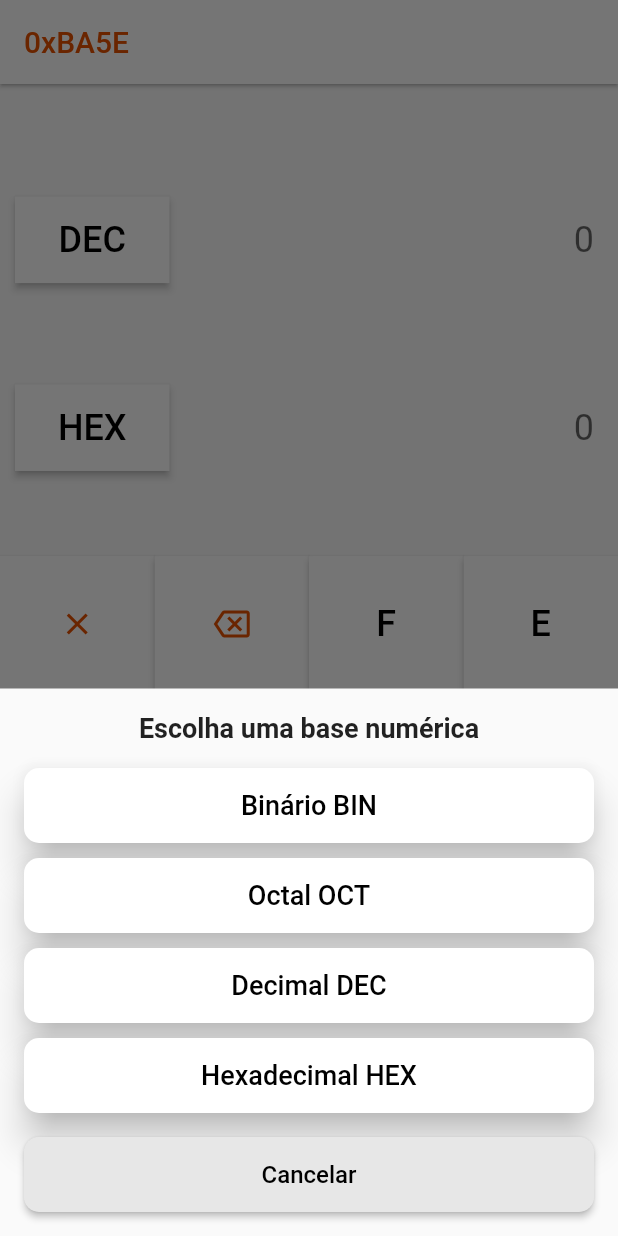
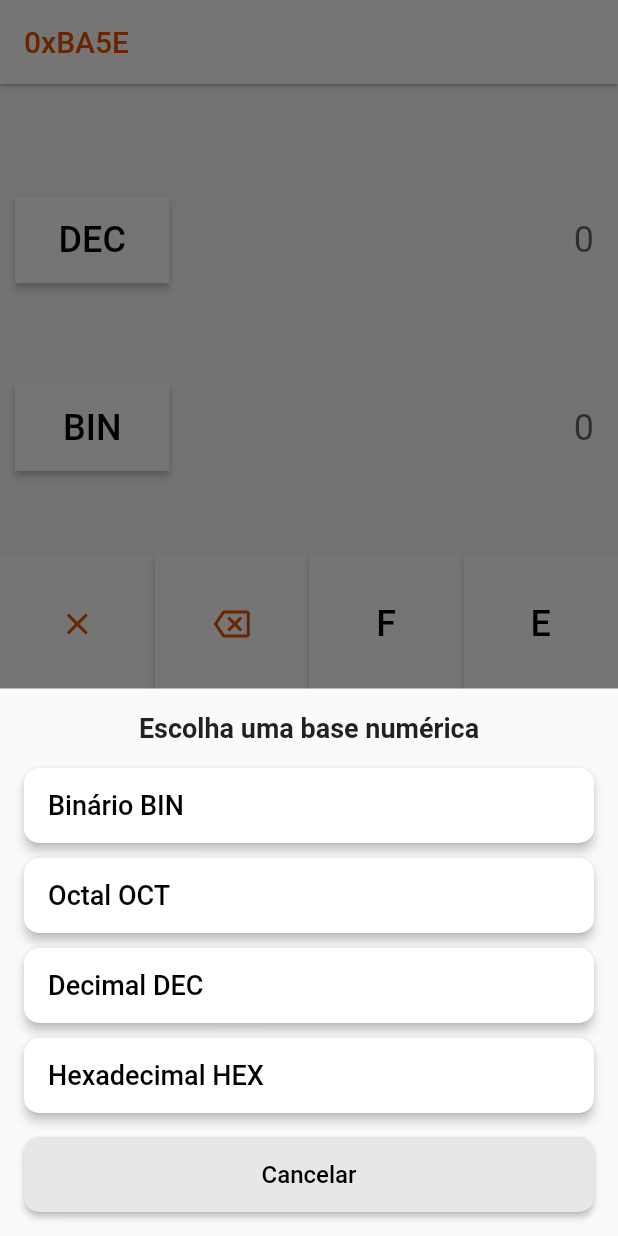
Before and after one commit to 0xV3nn/0xBA53, a Flutter app: the screen it shows after launch, after a tap on "DEC", on a phone screen of 412 x 824 dp. Run offline on Flutter 3.47's test engine with Material 2 defaults, Android fonts, the phone set to English and light mode, and no system bars.

Commit message:
Dynamic BaseChangeButton

```diff
--- a/lib/view/home_page.dart
+++ b/lib/view/home_page.dart
@@ -15,18 +15,58 @@ class _HomePageState extends State<HomePage> {
 
   final input_up = TextEditingController();
   final input_down = TextEditingController();
+  String baseButtonUp = 'DEC';
+  String baseButtonDown = 'BIN';
 
   @override
   void initState() {
-    // TODO: implement initState
     super.initState();
   }
 
-  void _basesModalSheet() {
+  void _basesModalSheetUp() {
     showModalBottomSheet(
       context: context,
-      builder: (context) => BasesModalSheet(),
+      builder: (context) => BasesModalSheet(
+        onButtonPressed: _onModalButtonPressedUp,
+      ),
     );
+  }
+
+  void _basesModalSheetDown() {
+    showModalBottomSheet(
+      context: context,
+      builder: (context) => BasesModalSheet(
+        onButtonPressed: _onModalButtonPressedDown,
+      ),
+    );
+  }
+
+  _onModalButtonPressedUp(String value) {
+    setState(() {
+      if (value == 'BIN') {
+        baseButtonUp = 'BIN';
+      } else if (value == 'OCT') {
+        baseButtonUp = 'OCT';
+      } else if (value == 'DEC') {
+        baseButtonUp = 'DEC';
+      } else if (value == 'HEX') {
+        baseButtonUp = 'HEX';
+      }
+    });
+  }
+
+  _onModalButtonPressedDown(String value) {
+    setState(() {
+      if (value == 'BIN') {
+        baseButtonDown = 'BIN';
+      } else if (value == 'OCT') {
+        baseButtonDown = 'OCT';
+      } else if (value == 'DEC') {
+        baseButtonDown = 'DEC';
+      } else if (value == 'HEX') {
+        baseButtonDown = 'HEX';
+      }
+    });
   }
 
   void _onKeyPressed(String value) {
@@ -57,15 +97,15 @@ class _HomePageState extends State<HomePage> {
             children: [
               Row(
                 children: [
-                  BaseChangeButton(label: "DEC", onKeyPressed: _basesModalSheet),
+                  BaseChangeButton(label: baseButtonUp, onKeyPressed: _basesModalSheetUp),
                   NumberField(controller: input_up)
                 ],
               ),
               SizedBox(height: 0.05 * size.height),
               Row(
                 children: [
-                  BaseChangeButton(label: "HEX"),
-                  NumberField(controller: input_down)
+                  BaseChangeButton(label: baseButtonDown, onKeyPressed: _basesModalSheetDown),
+                  NumberField(controller: input_up)
                 ],
               ),
               SizedBox(height: 0.053 * size.height),
--- a/lib/view/widgets/bases/bases_modal_sheet.dart
+++ b/lib/view/widgets/bases/bases_modal_sheet.dart
@@ -1,12 +1,18 @@
 import 'package:flutter/material.dart';
+import 'package:xba5e/view/widgets/bases/modal_sheet_button.dart';
 
 class BasesModalSheet extends StatelessWidget {
-  const BasesModalSheet({super.key});
+  final Function(String) onButtonPressed;
+
+  const  BasesModalSheet({
+    super.key,
+    required this.onButtonPressed,
+  });
 
   @override
   Widget build(BuildContext context) {
     return Container(
-        padding: EdgeInsets.all(16.0),
+        padding: const EdgeInsets.all(16.0),
         child: Column(
           mainAxisSize: MainAxisSize.min,
           crossAxisAlignment: CrossAxisAlignment.stretch,
@@ -20,115 +26,25 @@ class BasesModalSheet extends StatelessWidget {
               textAlign: TextAlign.center,
             ),
             const SizedBox(height: 16.0),
-            SizedBox(
-              height: 50,
-              width: 50,
-              child: ElevatedButton(
-                style: ButtonStyle(
-                  backgroundColor: MaterialStateProperty.all(Color.fromARGB(255, 255, 255, 255)),
-                  foregroundColor: MaterialStateProperty.all(Color.fromARGB(255, 0, 0, 0)),
-                  shape: MaterialStateProperty.all(
-                    RoundedRectangleBorder(
-                      borderRadius: BorderRadius.circular(10),
-                    ),
-                  ),
-                  elevation: MaterialStateProperty.all(10),
-                ),
-                onPressed: () {
-                  // Handle button 1 tap
-                },
-                child: const Text(
-                    'Binário BIN',
-                    style: TextStyle(
-                      color: Colors.black,
-                      fontSize: 18
-                    ),
-                  ),
-              ),
-            ),
+            ModalSheetButton(label: 'Binário BIN', onKeyPressed: () {
+              onButtonPressed('BIN');
+              Navigator.of(context).pop();
+            }),
             const SizedBox(height: 10.0),
-            SizedBox(
-              height: 50,
-              width: 50,
-              child: ElevatedButton(
-                style: ButtonStyle(
-                  backgroundColor: MaterialStateProperty.all(Color.fromARGB(255, 255, 255, 255)),
-                  foregroundColor: MaterialStateProperty.all(Color.fromARGB(255, 0, 0, 0)),
-                  shape: MaterialStateProperty.all(
-                    RoundedRectangleBorder(
-                      borderRadius: BorderRadius.circular(10),
-                    ),
-                  ),
-                  elevation: MaterialStateProperty.all(10),
-                ),
-
-                onPressed: () {
-                  // Handle button 2 tap
-                },
-                child: const Text(
-                    'Octal OCT',
-                    style: TextStyle(
-                      color: Colors.black,
-                      fontSize: 18
-                    ),
-                  ),
-              ),
-            ),
+            ModalSheetButton(label: 'Octal OCT', onKeyPressed: () {
+              onButtonPressed('OCT');
+              Navigator.of(context).pop();
+            }),
             const SizedBox(height: 10.0),
-            SizedBox(
-              height: 50,
-              width: 50,
-              child: ElevatedButton(
-                style: ButtonStyle(
-                  backgroundColor: MaterialStateProperty.all(Color.fromARGB(255, 255, 255, 255)),
-                  foregroundColor: MaterialStateProperty.all(Color.fromARGB(255, 0, 0, 0)),
-                  shape: MaterialStateProperty.all(
-                    RoundedRectangleBorder(
-                      borderRadius: BorderRadius.circular(10),
-                    ),
-                  ),
-                  elevation: MaterialStateProperty.all(10),
-                ),
-                onPressed: () {
-                  // Handle button 3 tap
-                },
-                child: const Text(
-                    'Decimal DEC',
-                    style: TextStyle(
-                      color: Colors.black,
-                      fontSize: 18
-                    ),
-                  ),
-              ),
-            ),
+            ModalSheetButton(label: 'Decimal DEC', onKeyPressed: () {
+              onButtonPressed('DEC');
+              Navigator.of(context).pop();
+            }),
             const SizedBox(height: 10.0),
-            SizedBox(
-              height: 50,
-              width: 50,
-              child: ElevatedButton(
-                style: ButtonStyle(
-                  backgroundColor: MaterialStateProperty.all(Color.fromARGB(255, 255, 255, 255)),
-                  foregroundColor: MaterialStateProperty.all(Color.fromARGB(255, 0, 0, 0)),
-                  shape: MaterialStateProperty.all(
-                    RoundedRectangleBorder(
-                      borderRadius: BorderRadius.circular(10),
-                    ),
-                  ),
-                  elevation: MaterialStateProperty.all(10),
-                ),
-                onPressed: () {
-                  print('Button 4 tapped');
-                  // Handle button 4 tap
-                },
-                child: const Text(
-                    'Hexadecimal HEX',
-                    style: TextStyle(
-                      color: Colors.black,
-                      fontSize: 18
-                    ),
-                  ),
-              ),
-            ),
+            ModalSheetButton(label: 'Hexadecimal HEX', onKeyPressed: () {
+              onButtonPressed('HEX');
+              Navigator.of(context).pop();
+            }),
             const SizedBox(height: 16.0),
             SizedBox(
               height: 50,
@@ -160,63 +76,3 @@ class BasesModalSheet extends StatelessWidget {
       );
   }
 }
-
-void _showModalBottomSheet(BuildContext context) {
-  showModalBottomSheet<void>(
-    context: context,
-    builder: (BuildContext context) {
-      return Container(
-        padding: EdgeInsets.all(16.0),
-        child: Column(
-          mainAxisSize: MainAxisSize.min,
-          crossAxisAlignment: CrossAxisAlignment.stretch,
-          children: <Widget>[
-            Text(
-              'Modal Bottom Sheet Title',
-              style: TextStyle(
-                fontSize: 18.0,
-                fontWeight: FontWeight.bold,
-              ),
-              textAlign: TextAlign.center,
-            ),
-            SizedBox(height: 16.0),
-            ElevatedButton(
-              onPressed: () {
-                // Handle button 1 tap
-              },
-              child: Text('Button 1'),
-            ),
-            ElevatedButton(
-              onPressed: () {
-                // Handle button 2 tap
-              },
-              child: Text('Button 2'),
-            ),
-            ElevatedButton(
-              onPressed: () {
-                // Handle button 3 tap
-              },
-              child: Text('Button 3'),
-            ),
-            ElevatedButton(
-              onPressed: () {
-                // Handle button 4 tap
-              },
-              child: Text('Button 4'),
-            ),
-            SizedBox(height: 16.0),
-            ElevatedButton(
-              onPressed: () {
-                Navigator.of(context).pop(); // Close the bottom sheet
-              },
-              child: Text(
-                'Cancel',
-                style: TextStyle(color: Colors.red),
-              ),
-            ),
-          ],
-        ),
-      );
-    },
-  );
-}
--- /dev/null
+++ b/lib/view/widgets/bases/modal_sheet_button.dart
@@ -0,0 +1,42 @@
+import 'package:flutter/foundation.dart';
+import 'package:flutter/material.dart';
+
+class ModalSheetButton extends StatelessWidget {
+  final String label;
+  final dynamic Function()? onKeyPressed;
+
+  const ModalSheetButton({
+    super.key,
+    required this.label,
+    this.onKeyPressed,
+  });
+
+  @override
+  Widget build(BuildContext context) {
+    return SizedBox(
+              height: 50,
+              width: 50,
+              child: ElevatedButton(
+                style: ButtonStyle(
+                  alignment: Alignment.centerLeft,
+                  backgroundColor: MaterialStateProperty.all(Color.fromARGB(255, 255, 255, 255)),
+                  foregroundColor: MaterialStateProperty.all(Color.fromARGB(255, 0, 0, 0)),
+                  shape: MaterialStateProperty.all(
+                    RoundedRectangleBorder(
+                      borderRadius: BorderRadius.circular(10),
+                    ),
+                  ),
+                  elevation: MaterialStateProperty.all(3),
+                ),
+                onPressed: onKeyPressed,
+                child: Text(
+                    label,
+                    style: const TextStyle(
+                      color: Colors.black,
+                      fontSize: 18
+                    ),
+                  ),
+              ),
+            );
+  }
+}
```
Also changed, not shown: pubspec.yaml (+10 -3 lines), assets/icon.png (added), pubspec.lock, 34 other files.
